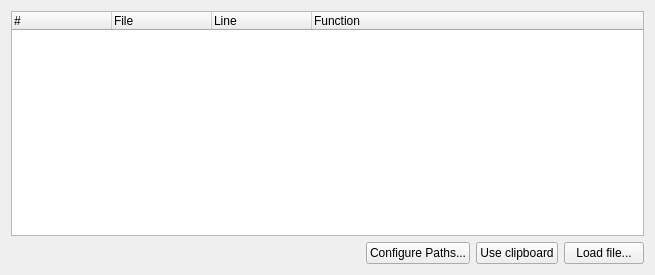
The window that kate/plugins/backtracebrowser/btbrowserwidget.ui (KDE/kate) describes before a commit, drawn with Qt 5.
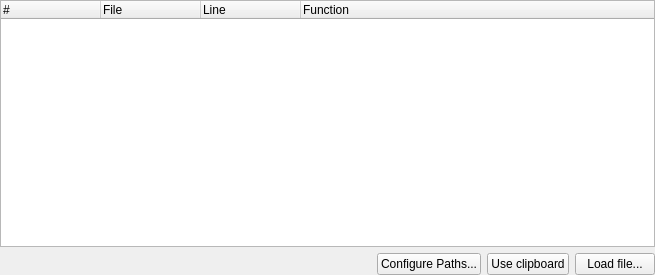
The same window after the commit.

Commit message: remove margin

```diff
--- a/kate/plugins/backtracebrowser/btbrowserwidget.ui
+++ b/kate/plugins/backtracebrowser/btbrowserwidget.ui
@@ -13,6 +13,9 @@
    <string>Form</string>
   </property>
   <layout class="QGridLayout" >
+   <property name="margin" >
+    <number>0</number>
+   </property>
    <item row="0" column="0" >
     <widget class="QTreeWidget" name="lstBacktrace" >
      <property name="horizontalScrollBarPolicy" >
```
